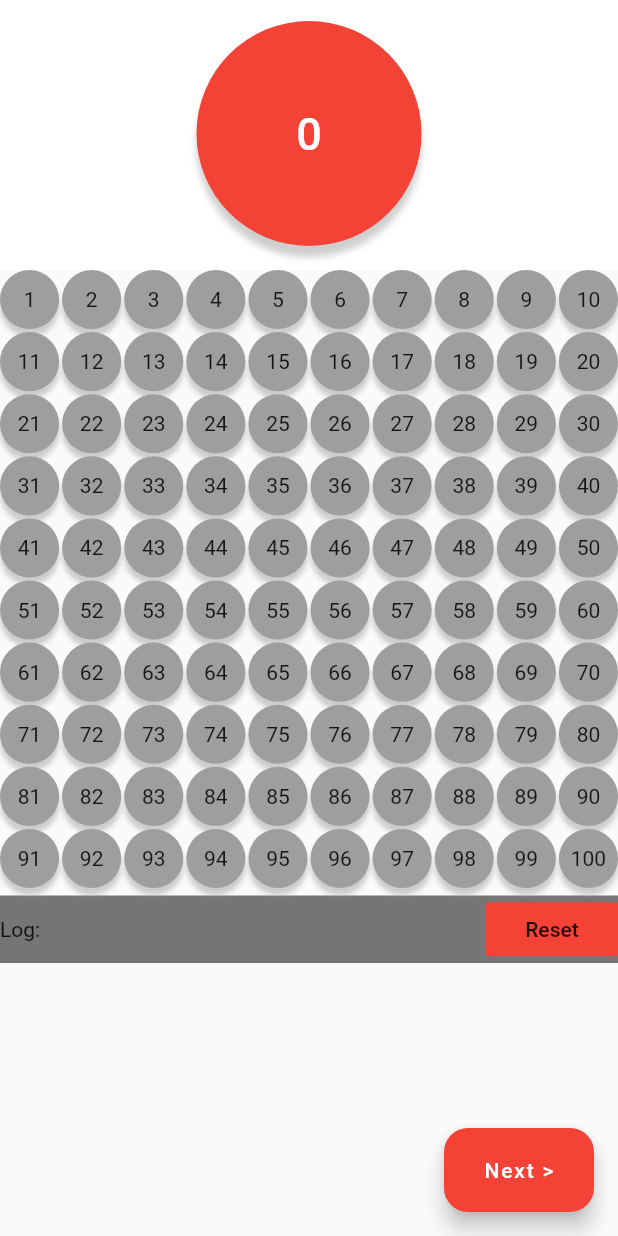
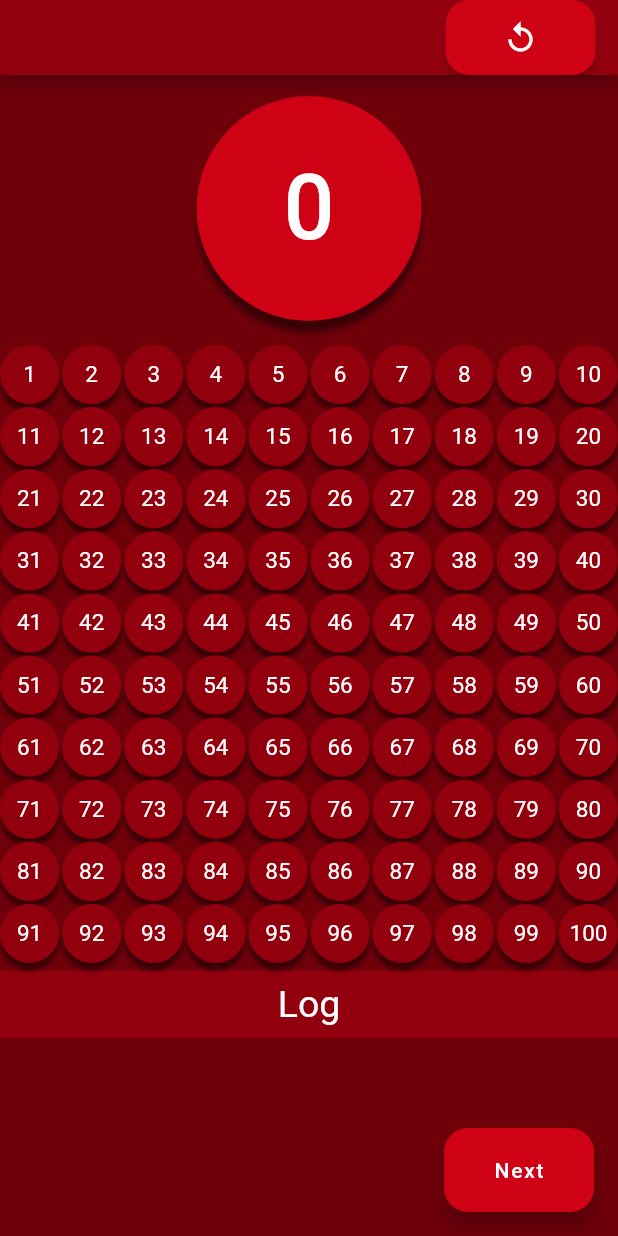
Before and after one commit to Norden-Tenzin/Bingo, a Flutter app: the screen it shows after launch, on a phone screen of 412 x 824 dp. Run offline on Flutter 3.47's test engine with Material 2 defaults, Android fonts, the phone set to English and light mode, and no system bars.

Commit message:
changes to version and the color palette

```diff
--- a/lib/main.dart
+++ b/lib/main.dart
@@ -4,6 +4,12 @@ import 'dart:math';
 void main() {
   runApp(App());
 }
+
+// Colors:
+const text = const Color(0xffFFFFFF);
+const background = const Color(0xff6F000A);
+const primary = const Color(0xffCE0115);
+const secondary = const Color(0xff92000E);
 
 class Ball {
   int ballNum;
@@ -33,8 +39,6 @@ class _AppState extends State<App> {
 
   @override
   Widget build(BuildContext context) {
-    //calc
-
     list.addAll(templist.ballList);
 
     void picker() {
@@ -75,24 +79,40 @@ class _AppState extends State<App> {
     } else {
       curr = log[len];
     }
-
     return MaterialApp(
         home: Scaffold(
+            appBar: AppBar(
+              toolbarHeight: 50,
+              backgroundColor: secondary,
+              actions: [
+                Container(
+                    width: 100,
+                    margin: EdgeInsets.only(right: 15),
+                    child: RaisedButton(
+                        onPressed: reset,
+                        color: primary,
+                        shape: RoundedRectangleBorder(
+                          borderRadius: BorderRadius.all(Radius.circular(16.0)),
+                        ),
+                        child: Icon(Icons.replay, color: text)))
+              ],
+            ),
             floatingActionButton: Container(
               width: 100,
               child: FloatingActionButton(
                 onPressed: picker,
-                child: Text("Next >"),
-                backgroundColor: Colors.red,
+                child: Text("Next"),
+                backgroundColor: primary,
                 shape: RoundedRectangleBorder(
                   borderRadius: BorderRadius.all(Radius.circular(16.0)),
                 ),
               ),
             ),
+            backgroundColor: background,
             body: CustomScrollView(
               slivers: <Widget>[
                 SliverAppBar(
-                  backgroundColor: Colors.white,
+                  backgroundColor: background,
                   bottom: PreferredSize(
                     // Add this code
                     preferredSize: Size.fromHeight(60.0), // Add this code
@@ -109,6 +129,10 @@ class _AppState extends State<App> {
                         child: Center(
                           child: Text(
                             "$curr",
+                            style: TextStyle(
+                              color: text,
+                              fontSize: 40,
+                            ),
                             textAlign: TextAlign.center,
                           ),
                         ),
@@ -116,13 +140,13 @@ class _AppState extends State<App> {
                             shape: BoxShape.circle,
                             boxShadow: [
                               BoxShadow(
-                                color: Colors.grey.withOpacity(0.5),
+                                color: Colors.black.withOpacity(0.5),
                                 blurRadius: 2,
                                 offset:
                                     Offset(0, 5), // changes position of shadow
                               ),
                             ],
-                            color: Colors.red),
+                            color: primary),
                       )),
                 ),
                 SliverGrid(
@@ -138,11 +162,17 @@ class _AppState extends State<App> {
 
                       return Container(
                         alignment: Alignment.center,
-                        child: Text('$x'),
+                        child: Text(
+                          '$x',
+                          style: TextStyle(
+                            color: text,
+                            fontSize: 15,
+                          ),
+                        ),
                         decoration: BoxDecoration(
                           boxShadow: [
                             BoxShadow(
-                              color: Colors.grey.withOpacity(0.5),
+                              color: Colors.black.withOpacity(0.5),
                               blurRadius: 2,
                               offset:
                                   Offset(0, 5), // changes position of shadow
@@ -150,8 +180,8 @@ class _AppState extends State<App> {
                           ],
                           shape: BoxShape.circle,
                           color: list[index].ballState == true
-                              ? Colors.red
-                              : Colors.grey,
+                              ? primary
+                              : secondary,
                         ),
                       );
                     },
@@ -165,22 +195,17 @@ class _AppState extends State<App> {
                     return Container(
                       margin: EdgeInsets.only(top: 5),
                       alignment: Alignment.center,
-                        color: Colors.grey[600],
-                        child: Row(
-                            mainAxisAlignment: MainAxisAlignment.spaceBetween,
-                            children: <Widget>[
-                              Container(
+                      color: secondary,
+                      child: Container(
                         child: Text(
-                                  'Log:',
-                                  textAlign: TextAlign.center,
+                          'Log',
+                          style: TextStyle(
+                            color: text,
+                            fontSize: 25,
                           ),
                         ),
-                              FlatButton(
-                                child: Text("Reset"),
-                                onPressed: reset,
-                                color: Colors.red,
                       ),
-                            ]));
+                    );
                   }, childCount: 1),
                 ),
                 SliverFixedExtentList(
@@ -192,33 +217,46 @@ class _AppState extends State<App> {
                     return Container(
                         alignment: Alignment.centerLeft,
                         padding: EdgeInsets.only(left: 20),
-                        color: Colors.grey[300],
+                        color: background,
                         child: Row(
                           children: <Widget>[
                             Container(
-                              height: 40,
-                              width: 40,
-                              margin: EdgeInsets.only(right: 50),
+                              margin: EdgeInsets.only(right: 60),
                               child: Center(
                                 child: Text(
                                   "$x",
+                                  style: TextStyle(
+                                    color: text,
+                                    fontSize: 15,
+                                  ),
                                   textAlign: TextAlign.center,
+                                ),
+                              ),
+                            ),
+                            Container(
+                              height: 40,
+                              width: 40,
+                              child: Center(
+                                child: Text(
+                                  "$logHolder",
+                                  style: TextStyle(
+                                    color: text,
+                                    fontSize: 15,
+                                  ),
                                 ),
                               ),
                               decoration: BoxDecoration(
                                 boxShadow: [
                                   BoxShadow(
-                                    color: Colors.grey[500].withOpacity(0.5),
+                                    color: Colors.black.withOpacity(0.5),
                                     blurRadius: 2,
-                                    offset: Offset(
-                                        0, 5), // changes position of shadow
+                                    offset: Offset(0, 5),
                                   ),
                                 ],
                                 shape: BoxShape.circle,
-                                color: Colors.grey[500],
+                                color: primary,
                               ),
                             ),
-                            Container(child: Text("$logHolder")),
                           ],
                         ));
                   }, childCount: log.length),
--- a/pubspec.yaml
+++ b/pubspec.yaml
@@ -1,4 +1,4 @@
-name: tambola
+name: bingo
 description: A new Flutter project.
 
 # The following line prevents the package from being accidentally published to
```
Also changed, not shown: lib/mainold.dart (deleted, +0 -117 lines), pubspec.lock, 13 other files. Lines whose indentation alone changed are shown as unchanged.
